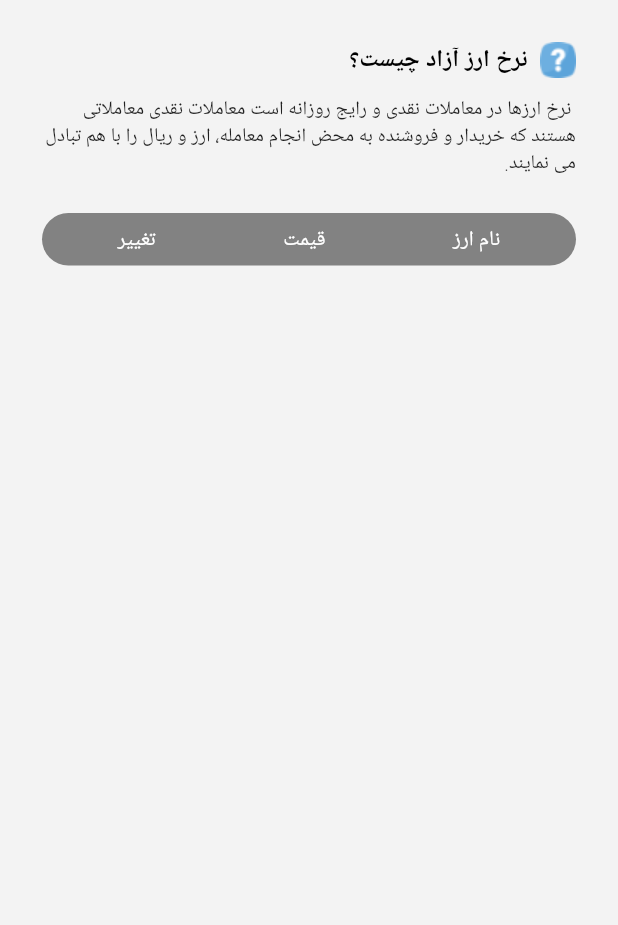
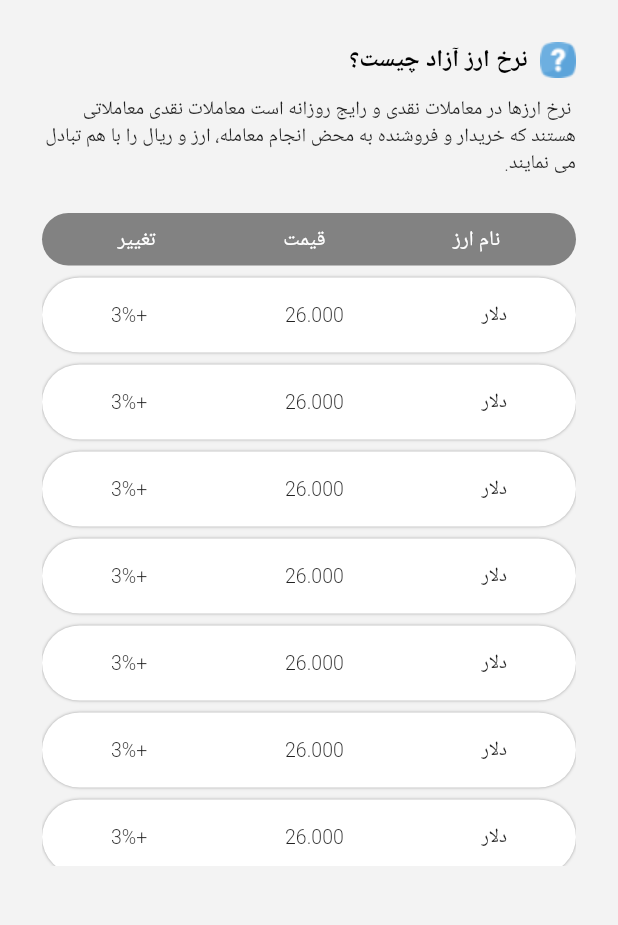
Before and after one commit to alikazemidev/currency_flutter_saffari, a Flutter app: the screen it shows after launch, on a phone screen of 412 x 824 dp, the part 84-1009 px from its top. Run offline on Flutter 3.47's test engine with Material 2 defaults, Android fonts, the phone set to English and light mode, and no system bars; Roboto replaces fonts that are missing (vazir).

Commit message:
create list view builder e14

```diff
--- a/lib/main.dart
+++ b/lib/main.dart
@@ -104,6 +104,7 @@ class HomePage extends StatelessWidget {
             ),
             Container(
               height: 35,
+              width: double.infinity,
               margin: EdgeInsets.only(top: 24),
               decoration: BoxDecoration(
                 borderRadius: BorderRadius.circular(100),
@@ -129,7 +130,52 @@ class HomePage extends StatelessWidget {
                   ],
                 ),
               ),
-            )
+            ),
+            Container(
+              width: double.infinity,
+              height: 400,
+              // color: Colors.blue,
+              child: ListView.builder(
+                physics: BouncingScrollPhysics(),
+                itemCount: 10,
+                itemBuilder: (context, index) {
+                  return Padding(
+                    padding: const EdgeInsets.only(top: 8.0),
+                    child: Container(
+                      width: double.infinity,
+                      height: 50,
+                      decoration: BoxDecoration(
+                        borderRadius: BorderRadius.circular(100),
+                        color: Colors.white,
+                        boxShadow: [
+                          BoxShadow(
+                            blurRadius: 1.0,
+                            color: Colors.grey,
+                          ),
+                        ],
+                      ),
+                      child: Row(
+                        mainAxisAlignment: MainAxisAlignment.spaceAround,
+                        children: [
+                          Text(
+                            'دلار',
+                            style: Theme.of(context).textTheme.bodyText1,
+                          ),
+                          Text(
+                            '26.000',
+                            style: Theme.of(context).textTheme.bodyText1,
+                          ),
+                          Text(
+                            '+3%',
+                            style: Theme.of(context).textTheme.bodyText1,
+                          ),
+                        ],
+                      ),
+                    ),
+                  );
+                },
+              ),
+            ),
           ],
         ),
       ),
```
